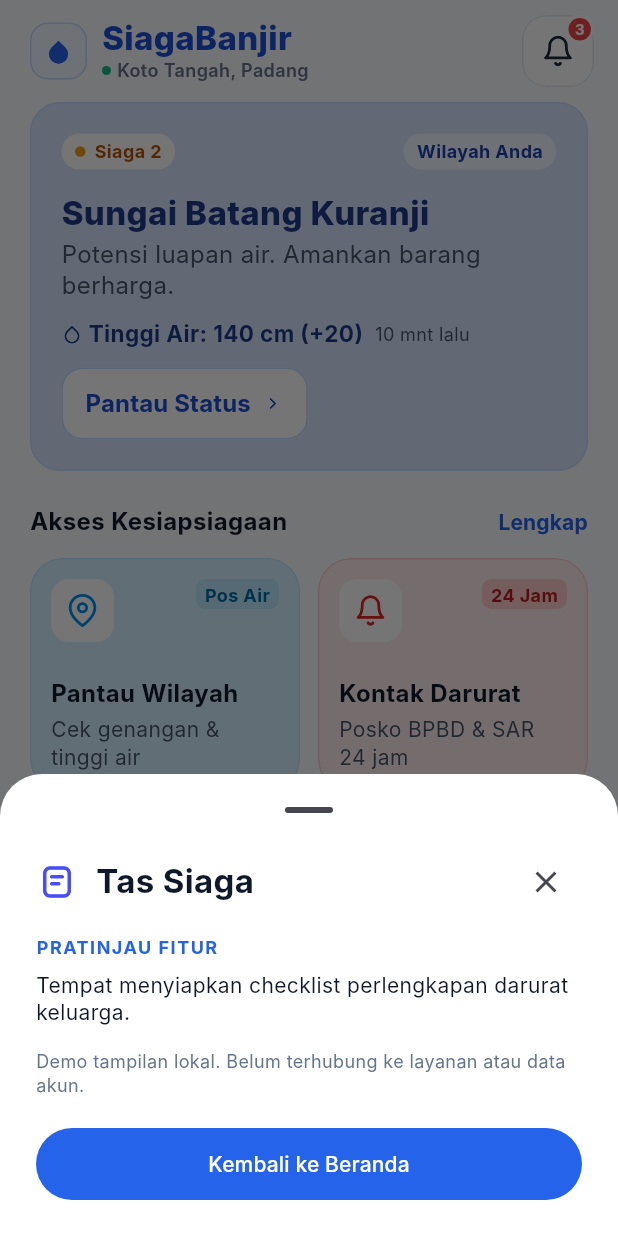
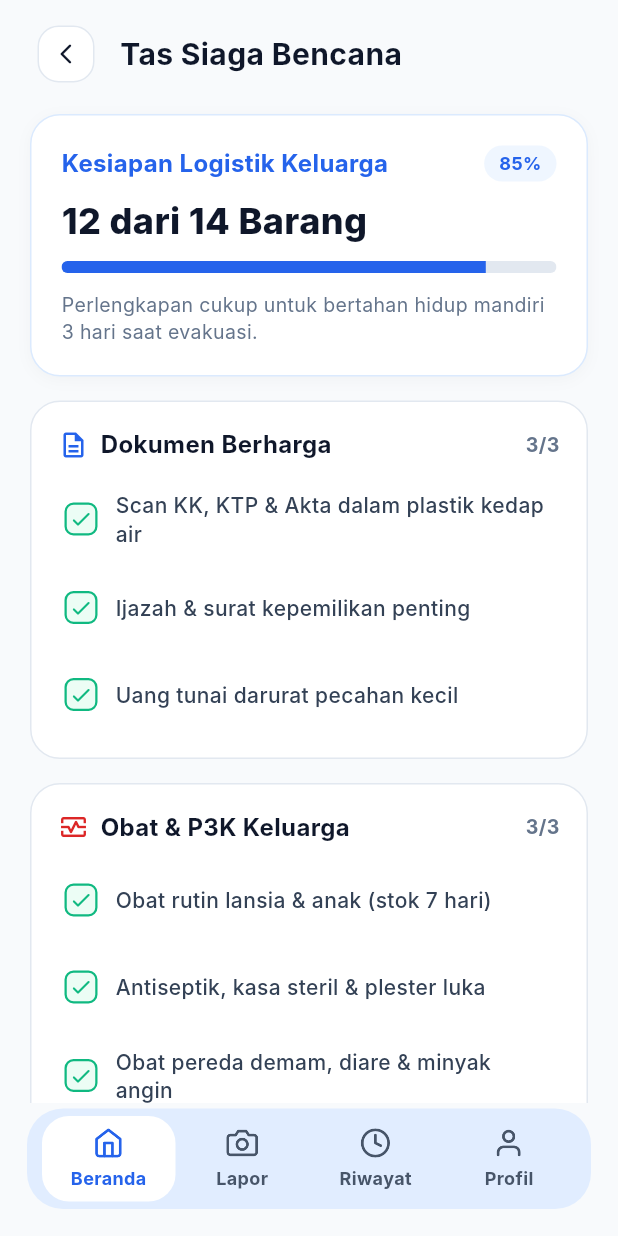
Before and after one commit to muhammadrafifatihulihsan/siagabanjir, a Flutter app: the screen it shows after launch, after a tap on "Checklist", on a phone screen of 412 x 824 dp. Run offline on Flutter 3.47's test engine with Material 3 defaults, Android fonts, the phone set to English and light mode, and no system bars.

Commit message:
feat(flutter): implementasi halaman checklist tas siaga bencana sesuai desain SVG

```diff
--- a/apps/siagabanjir/lib/app/siaga_banjir_app.dart
+++ b/apps/siagabanjir/lib/app/siaga_banjir_app.dart
@@ -1,5 +1,6 @@
 import 'package:flutter/material.dart';
 
+import '../features/emergency_bag/presentation/emergency_bag_screen.dart';
 import '../features/home/presentation/home_action.dart';
 import '../features/home/presentation/home_preview_sheet.dart';
 import '../features/home/presentation/home_screen.dart';
@@ -36,6 +37,19 @@ class SiagaBanjirApp extends StatelessWidget {
       );
       return;
     }
+    if (action == HomeAction.bag) {
+      await Navigator.push<void>(
+        context,
+        MaterialPageRoute(
+          builder: (routeContext) => EmergencyBagScreen(
+            onReport: () => _openPreview(routeContext, HomeAction.report),
+            onHistory: () => _openPreview(routeContext, HomeAction.history),
+            onProfile: () => _openPreview(routeContext, HomeAction.profile),
+          ),
+        ),
+      );
+      return;
+    }
     if (action == HomeAction.notifications) {
       await Navigator.push<void>(
         context,
--- /dev/null
+++ b/apps/siagabanjir/lib/features/emergency_bag/domain/emergency_bag_item.dart
@@ -0,0 +1,146 @@
+import 'package:flutter/material.dart';
+
+enum EmergencyBagCategory {
+  documents(
+    'Dokumen Berharga',
+    Icons.description_outlined,
+    Color(0xFF2563EB),
+  ),
+  medical(
+    'Obat & P3K Keluarga',
+    Icons.monitor_heart_outlined,
+    Color(0xFFDC2626),
+  ),
+  logistics(
+    'Logistik & Komunikasi',
+    Icons.inventory_2_outlined,
+    Color(0xFF2563EB),
+  ),
+  clothing(
+    'Pakaian & Perlengkapan',
+    Icons.checkroom_outlined,
+    Color(0xFFD97706),
+  );
+
+  const EmergencyBagCategory(this.title, this.icon, this.iconColor);
+
+  final String title;
+  final IconData icon;
+  final Color iconColor;
+}
+
+class EmergencyBagItem {
+  const EmergencyBagItem({
+    required this.id,
+    required this.title,
+    required this.category,
+    required this.isChecked,
+  });
+
+  final String id;
+  final String title;
+  final EmergencyBagCategory category;
+  final bool isChecked;
+
+  EmergencyBagItem copyWith({bool? isChecked}) => EmergencyBagItem(
+    id: id,
+    title: title,
+    category: category,
+    isChecked: isChecked ?? this.isChecked,
+  );
+}
+
+// 14 barang kesiapsiagaan default sesuai desain referensi emergency_bag_checklist.svg
+const List<EmergencyBagItem> kDefaultEmergencyBagItems = [
+  // 1. Dokumen Berharga (3/3)
+  EmergencyBagItem(
+    id: 'doc_1',
+    title: 'Scan KK, KTP & Akta dalam plastik kedap air',
+    category: EmergencyBagCategory.documents,
+    isChecked: true,
+  ),
+  EmergencyBagItem(
+    id: 'doc_2',
+    title: 'Ijazah & surat kepemilikan penting',
+    category: EmergencyBagCategory.documents,
+    isChecked: true,
+  ),
+  EmergencyBagItem(
+    id: 'doc_3',
+    title: 'Uang tunai darurat pecahan kecil',
+    category: EmergencyBagCategory.documents,
+    isChecked: true,
+  ),
+
+  // 2. Obat & P3K Keluarga (3/3)
+  EmergencyBagItem(
+    id: 'med_1',
+    title: 'Obat rutin lansia & anak (stok 7 hari)',
+    category: EmergencyBagCategory.medical,
+    isChecked: true,
+  ),
+  EmergencyBagItem(
+    id: 'med_2',
+    title: 'Antiseptik, kasa steril & plester luka',
+    category: EmergencyBagCategory.medical,
+    isChecked: true,
+  ),
+  EmergencyBagItem(
+    id: 'med_3',
+    title: 'Obat pereda demam, diare & minyak angin',
+    category: EmergencyBagCategory.medical,
+    isChecked: true,
+  ),
+
+  // 3. Logistik & Komunikasi (4/4)
+  EmergencyBagItem(
+    id: 'log_1',
+    title: 'Air minum kemasan (3 botol 600 ml/orang)',
+    category: EmergencyBagCategory.logistics,
+    isChecked: true,
+  ),
+  EmergencyBagItem(
+    id: 'log_2',
+    title: 'Makanan kering tahan lama (biskuit/kurma)',
+    category: EmergencyBagCategory.logistics,
+    isChecked: true,
+  ),
+  EmergencyBagItem(
+    id: 'log_3',
+    title: 'Senter LED kedap air & peluit darurat',
+    category: EmergencyBagCategory.logistics,
+    isChecked: true,
+  ),
+  EmergencyBagItem(
+    id: 'log_4',
+    title: 'Power bank kapasitas penuh & kabel cas',
+    category: EmergencyBagCategory.logistics,
+    isChecked: true,
+  ),
+
+  // 4. Pakaian & Perlengkapan (2/4 checked)
+  EmergencyBagItem(
+    id: 'clo_1',
+    title: 'Pakaian ganti hangat & jas hujan',
+    category: EmergencyBagCategory.clothing,
+    isChecked: true,
+  ),
+  EmergencyBagItem(
+    id: 'clo_2',
+    title: 'Sepatu boots atau alas kaki tertutup',
+    category: EmergencyBagCategory.clothing,
+    isChecked: true,
+  ),
+  EmergencyBagItem(
+    id: 'clo_3',
+    title: 'Kantong plastik besar pelindung tas',
+    category: EmergencyBagCategory.clothing,
+    isChecked: false,
+  ),
+  EmergencyBagItem(
+    id: 'clo_4',
+    title: 'Selimut termal darurat',
+    category: EmergencyBagCategory.clothing,
+    isChecked: false,
+  ),
+];
--- /dev/null
+++ b/apps/siagabanjir/lib/features/emergency_bag/presentation/emergency_bag_screen.dart
@@ -0,0 +1,113 @@
+import 'package:flutter/material.dart';
+
+import '../../../shared/widgets/citizen_navigation.dart';
+import '../domain/emergency_bag_item.dart';
+import 'widgets/emergency_bag_category_card.dart';
+import 'widgets/emergency_bag_header.dart';
+import 'widgets/emergency_bag_info_banner.dart';
+import 'widgets/emergency_bag_summary_card.dart';
+
+// Layar Checklist Tas Siaga Bencana sesuai desain referensi emergency_bag_checklist.svg.
+class EmergencyBagScreen extends StatefulWidget {
+  const EmergencyBagScreen({
+    super.key,
+    required this.onReport,
+    required this.onHistory,
+    required this.onProfile,
+  });
+
+  final VoidCallback onReport;
+  final VoidCallback onHistory;
+  final VoidCallback onProfile;
+
+  @override
+  State<EmergencyBagScreen> createState() => _EmergencyBagScreenState();
+}
+
+class _EmergencyBagScreenState extends State<EmergencyBagScreen> {
+  late List<EmergencyBagItem> _items;
+
+  @override
+  void initState() {
+    super.initState();
+    _items = List.of(kDefaultEmergencyBagItems);
+  }
+
+  void _toggleItem(String id) {
+    setState(() {
+      _items = [
+        for (final item in _items)
+          if (item.id == id)
+            item.copyWith(isChecked: !item.isChecked)
+          else
+            item,
+      ];
+    });
+  }
+
+  int get _checkedCount => _items.where((i) => i.isChecked).length;
+  int get _totalCount => _items.length;
+
+  List<EmergencyBagItem> _itemsForCategory(EmergencyBagCategory category) =>
+      _items.where((i) => i.category == category).toList();
+
+  void _onNavigationSelect(CitizenDestination destination) {
+    switch (destination) {
+      case CitizenDestination.home:
+        Navigator.pop(context);
+      case CitizenDestination.report:
+        widget.onReport();
+      case CitizenDestination.history:
+        widget.onHistory();
+      case CitizenDestination.profile:
+        widget.onProfile();
+    }
+  }
+
+  @override
+  Widget build(BuildContext context) => Scaffold(
+    body: SafeArea(
+      child: Center(
+        child: ConstrainedBox(
+          constraints: const BoxConstraints(maxWidth: 600),
+          child: Column(
+            children: [
+              EmergencyBagHeader(
+                onBack: () => Navigator.pop(context),
+              ),
+              Expanded(
+                child: SingleChildScrollView(
+                  key: const PageStorageKey('emergency-bag-scroll'),
+                  padding: const EdgeInsets.fromLTRB(20, 8, 20, 20),
+                  child: Column(
+                    crossAxisAlignment: CrossAxisAlignment.stretch,
+                    children: [
+                      EmergencyBagSummaryCard(
+                        checkedCount: _checkedCount,
+                        totalCount: _totalCount,
+                      ),
+                      const SizedBox(height: 16),
+                      for (final category in EmergencyBagCategory.values) ...[
+                        EmergencyBagCategoryCard(
+                          category: category,
+                          items: _itemsForCategory(category),
+                          onToggleItem: _toggleItem,
+                        ),
+                        const SizedBox(height: 16),
+                      ],
+                      const EmergencyBagInfoBanner(),
+                    ],
+                  ),
+                ),
+              ),
+              CitizenNavigation(
+                selected: CitizenDestination.home,
+                onSelect: _onNavigationSelect,
+              ),
+            ],
+          ),
+        ),
+      ),
+    ),
+  );
+}
--- /dev/null
+++ b/apps/siagabanjir/lib/features/emergency_bag/presentation/widgets/emergency_bag_category_card.dart
@@ -0,0 +1,130 @@
+import 'package:flutter/material.dart';
+
+import '../../../../shared/theme/siaga_theme.dart';
+import '../../domain/emergency_bag_item.dart';
+
+// Kartu kategori barang tas siaga dengan item checklist interaktif.
+class EmergencyBagCategoryCard extends StatelessWidget {
+  const EmergencyBagCategoryCard({
+    super.key,
+    required this.category,
+    required this.items,
+    required this.onToggleItem,
+  });
+
+  final EmergencyBagCategory category;
+  final List<EmergencyBagItem> items;
+  final ValueChanged<String> onToggleItem;
+
+  int get _checkedCount => items.where((i) => i.isChecked).length;
+  int get _totalCount => items.length;
+  bool get _isAllChecked => _checkedCount == _totalCount;
+
+  @override
+  Widget build(BuildContext context) => Container(
+    padding: const EdgeInsets.all(18),
+    decoration: BoxDecoration(
+      color: Colors.white,
+      border: Border.all(color: SiagaTheme.border),
+      borderRadius: BorderRadius.circular(20),
+    ),
+    child: Column(
+      crossAxisAlignment: CrossAxisAlignment.start,
+      children: [
+        Row(
+          children: [
+            Icon(
+              category.icon,
+              size: 20,
+              color: category.iconColor,
+            ),
+            const SizedBox(width: 8),
+            Expanded(
+              child: Text(
+                category.title,
+                style: const TextStyle(
+                  fontSize: 16,
+                  fontWeight: FontWeight.w700,
+                  color: SiagaTheme.ink,
+                ),
+              ),
+            ),
+            Text(
+              '$_checkedCount/$_totalCount',
+              style: TextStyle(
+                fontSize: 13,
+                fontWeight: FontWeight.w700,
+                color: _isAllChecked
+                    ? const Color(0xFF64748B)
+                    : const Color(0xFFD97706),
+              ),
+            ),
+          ],
+        ),
+        const SizedBox(height: 14),
+        for (var i = 0; i < items.length; i++) ...[
+          if (i > 0) const SizedBox(height: 10),
+          _buildItemRow(items[i]),
+        ],
+      ],
+    ),
+  );
+
+  Widget _buildItemRow(EmergencyBagItem item) => Semantics(
+    label: item.title,
+    checked: item.isChecked,
+    button: true,
+    child: InkWell(
+      onTap: () => onToggleItem(item.id),
+      borderRadius: BorderRadius.circular(10),
+      child: ConstrainedBox(
+        constraints: const BoxConstraints(minHeight: 48),
+        child: Padding(
+          padding: const EdgeInsets.symmetric(horizontal: 4, vertical: 6),
+          child: Row(
+            crossAxisAlignment: CrossAxisAlignment.center,
+            children: [
+              Container(
+                width: 22,
+                height: 22,
+                decoration: BoxDecoration(
+                  color: item.isChecked
+                      ? const Color(0xFFECFDF5)
+                      : Colors.white,
+                  border: Border.all(
+                    color: item.isChecked
+                        ? const Color(0xFF10B981)
+                        : const Color(0xFFCBD5E1),
+                    width: 1.5,
+                  ),
+                  borderRadius: BorderRadius.circular(6),
+                ),
+                child: item.isChecked
+                    ? const Icon(
+                        Icons.check_rounded,
+                        size: 16,
+                        color: Color(0xFF10B981),
+                      )
+                    : null,
+              ),
+              const SizedBox(width: 12),
+              Expanded(
+                child: Text(
+                  item.title,
+                  style: TextStyle(
+                    fontSize: 14,
+                    height: 1.35,
+                    color: item.isChecked
+                        ? const Color(0xFF334155)
+                        : const Color(0xFF64748B),
+                    fontWeight: FontWeight.w500,
+                  ),
+                ),
+              ),
+            ],
+          ),
+        ),
+      ),
+    ),
+  );
+}
--- /dev/null
+++ b/apps/siagabanjir/lib/features/emergency_bag/presentation/widgets/emergency_bag_header.dart
@@ -0,0 +1,62 @@
+import 'package:flutter/material.dart';
+
+import '../../../../shared/theme/siaga_theme.dart';
+
+// Header atas halaman Tas Siaga Bencana dengan tombol kembali dan judul.
+class EmergencyBagHeader extends StatelessWidget {
+  const EmergencyBagHeader({super.key, required this.onBack});
+
+  final VoidCallback onBack;
+
+  @override
+  Widget build(BuildContext context) => Padding(
+    padding: const EdgeInsets.fromLTRB(20, 12, 20, 8),
+    child: Row(
+      children: [
+        Semantics(
+          label: 'Kembali',
+          button: true,
+          child: SizedBox(
+            width: 48,
+            height: 48,
+            child: Material(
+              color: Colors.transparent,
+              child: InkWell(
+                onTap: onBack,
+                borderRadius: BorderRadius.circular(14),
+                child: Center(
+                  child: Container(
+                    width: 38,
+                    height: 38,
+                    decoration: BoxDecoration(
+                      color: Colors.white,
+                      border: Border.all(color: SiagaTheme.border),
+                      borderRadius: BorderRadius.circular(14),
+                    ),
+                    child: const Icon(
+                      Icons.arrow_back_ios_new_rounded,
+                      size: 16,
+                      color: SiagaTheme.ink,
+                    ),
+                  ),
+                ),
+              ),
+            ),
+          ),
+        ),
+        const SizedBox(width: 12),
+        const Expanded(
+          child: Text(
+            'Tas Siaga Bencana',
+            style: TextStyle(
+              fontSize: 20,
+              fontWeight: FontWeight.w700,
+              color: SiagaTheme.ink,
+              height: 1.2,
+            ),
+          ),
+        ),
+      ],
+    ),
+  );
+}
--- /dev/null
+++ b/apps/siagabanjir/lib/features/emergency_bag/presentation/widgets/emergency_bag_info_banner.dart
@@ -0,0 +1,40 @@
+import 'package:flutter/material.dart';
+
+import '../../../../shared/theme/siaga_theme.dart';
+
+// Banner informasi penting penyimpanan tas siaga di dekat pintu utama.
+class EmergencyBagInfoBanner extends StatelessWidget {
+  const EmergencyBagInfoBanner({super.key});
+
+  @override
+  Widget build(BuildContext context) => Container(
+    padding: const EdgeInsets.all(14),
+    decoration: BoxDecoration(
+      color: const Color(0xFFEFF6FF),
+      border: Border.all(color: const Color(0xFFBFDBFE)),
+      borderRadius: BorderRadius.circular(16),
+    ),
+    child: const Row(
+      crossAxisAlignment: CrossAxisAlignment.start,
+      children: [
+        Icon(
+          Icons.info_outline_rounded,
+          size: 20,
+          color: SiagaTheme.blue,
+        ),
+        SizedBox(width: 10),
+        Expanded(
+          child: Text(
+            'Simpan tas di dekat pintu utama yang mudah dijangkau saat sirine siaga berbunyi.',
+            style: TextStyle(
+              fontSize: 13,
+              height: 1.35,
+              fontWeight: FontWeight.w500,
+              color: Color(0xFF1D4ED8),
+            ),
+          ),
+        ),
+      ],
+    ),
+  );
+}
--- /dev/null
+++ b/apps/siagabanjir/lib/features/emergency_bag/presentation/widgets/emergency_bag_summary_card.dart
@@ -0,0 +1,102 @@
+import 'package:flutter/material.dart';
+
+import '../../../../shared/theme/siaga_theme.dart';
+
+// Kartu ringkasan kesiapan logistik keluarga dengan persentase dan progress bar.
+class EmergencyBagSummaryCard extends StatelessWidget {
+  const EmergencyBagSummaryCard({
+    super.key,
+    required this.checkedCount,
+    required this.totalCount,
+  });
+
+  final int checkedCount;
+  final int totalCount;
+
+  int get _percentage =>
+      totalCount == 0 ? 0 : ((checkedCount * 100) ~/ totalCount);
+
+  double get _progress => totalCount == 0 ? 0.0 : (checkedCount / totalCount);
+
+  @override
+  Widget build(BuildContext context) => Container(
+    padding: const EdgeInsets.all(20),
+    decoration: BoxDecoration(
+      color: Colors.white,
+      border: Border.all(color: const Color(0xFFDBEAFE)),
+      borderRadius: BorderRadius.circular(20),
+      boxShadow: const [
+        BoxShadow(
+          color: Color(0x08000000),
+          blurRadius: 8,
+          offset: Offset(0, 2),
+        ),
+      ],
+    ),
+    child: Column(
+      crossAxisAlignment: CrossAxisAlignment.start,
+      children: [
+        Row(
+          crossAxisAlignment: CrossAxisAlignment.center,
+          children: [
+            const Expanded(
+              child: Text(
+                'Kesiapan Logistik Keluarga',
+                style: TextStyle(
+                  fontSize: 16,
+                  fontWeight: FontWeight.w700,
+                  color: SiagaTheme.blue,
+                ),
+              ),
+            ),
+            const SizedBox(width: 8),
+            Container(
+              padding: const EdgeInsets.symmetric(horizontal: 10, vertical: 4),
+              decoration: BoxDecoration(
+                color: const Color(0xFFEFF6FF),
+                borderRadius: BorderRadius.circular(12),
+              ),
+              child: Text(
+                '$_percentage%',
+                style: const TextStyle(
+                  fontSize: 12,
+                  fontWeight: FontWeight.w700,
+                  color: SiagaTheme.blue,
+                ),
+              ),
+            ),
+          ],
+        ),
+        const SizedBox(height: 12),
+        Text(
+          '$checkedCount dari $totalCount Barang',
+          style: const TextStyle(
+            fontSize: 24,
+            fontWeight: FontWeight.w800,
+            color: SiagaTheme.ink,
+            height: 1.2,
+          ),
+        ),
+        const SizedBox(height: 12),
+        ClipRRect(
+          borderRadius: BorderRadius.circular(6),
+          child: LinearProgressIndicator(
+            value: _progress.clamp(0.0, 1.0),
+            minHeight: 8,
+            backgroundColor: const Color(0xFFE2E8F0),
+            valueColor: const AlwaysStoppedAnimation<Color>(SiagaTheme.blue),
+          ),
+        ),
+        const SizedBox(height: 12),
+        const Text(
+          'Perlengkapan cukup untuk bertahan hidup mandiri 3 hari saat evakuasi.',
+          style: TextStyle(
+            fontSize: 13,
+            height: 1.35,
+            color: SiagaTheme.muted,
+          ),
+        ),
+      ],
+    ),
+  );
+}
```
Also changed, not shown: apps/siagabanjir/design/emergency-bag-preview.png (added), apps/siagabanjir/design/emergency_bag_checklist.svg (added), 7 other files.
